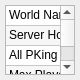
The window that ui/widgets/ruleswidget.ui (StarixWoS/ReMix) describes before a commit, drawn with Qt 5.
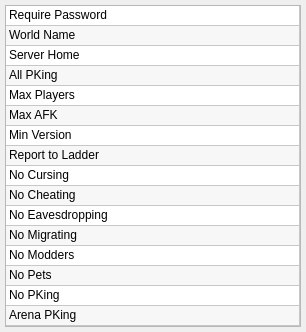
The same window after the commit.

The edit to the form file:
```diff
--- a/ui/widgets/ruleswidget.ui
+++ b/ui/widgets/ruleswidget.ui
@@ -6,8 +6,8 @@
    <rect>
     <x>0</x>
     <y>0</y>
-    <width>80</width>
-    <height>80</height>
+    <width>306</width>
+    <height>332</height>
    </rect>
   </property>
   <property name="windowTitle">
@@ -70,6 +70,14 @@
      <attribute name="verticalHeaderMinimumSectionSize">
       <number>20</number>
      </attribute>
+     <attribute name="verticalHeaderDefaultSectionSize">
+      <number>20</number>
+     </attribute>
+     <row>
+      <property name="text">
+       <string>0</string>
+      </property>
+     </row>
      <row>
       <property name="text">
        <string>1</string>
@@ -80,11 +88,6 @@
        <string>2</string>
       </property>
      </row>
-     <row>
-      <property name="text">
-       <string>12</string>
-      </property>
-     </row>
      <row>
       <property name="text">
        <string>3</string>
@@ -115,16 +118,6 @@
        <string>8</string>
       </property>
      </row>
-     <row>
-      <property name="text">
-       <string>15</string>
-      </property>
-     </row>
-     <row>
-      <property name="text">
-       <string>14</string>
-      </property>
-     </row>
      <row>
       <property name="text">
        <string>9</string>
@@ -135,16 +128,31 @@
        <string>10</string>
       </property>
      </row>
-     <row>
-      <property name="text">
-       <string>13</string>
-      </property>
-     </row>
      <row>
       <property name="text">
        <string>11</string>
       </property>
      </row>
+     <row>
+      <property name="text">
+       <string>12</string>
+      </property>
+     </row>
+     <row>
+      <property name="text">
+       <string>13</string>
+      </property>
+     </row>
+     <row>
+      <property name="text">
+       <string>14</string>
+      </property>
+     </row>
+     <row>
+      <property name="text">
+       <string>15</string>
+      </property>
+     </row>
      <column>
       <property name="text">
        <string>Settings</string>
@@ -152,6 +160,14 @@
      </column>
      <item row="0" column="0">
       <property name="text">
+       <string>Require Password</string>
+      </property>
+      <property name="checkState">
+       <enum>Unchecked</enum>
+      </property>
+     </item>
+     <item row="1" column="0">
+      <property name="text">
        <string>World Name</string>
       </property>
       <property name="toolTip">
@@ -161,7 +177,7 @@
        <enum>Unchecked</enum>
       </property>
      </item>
-     <item row="1" column="0">
+     <item row="2" column="0">
       <property name="text">
        <string>Server Home</string>
       </property>
@@ -172,7 +188,7 @@
        <enum>Unchecked</enum>
       </property>
      </item>
-     <item row="2" column="0">
+     <item row="3" column="0">
       <property name="text">
        <string>All PKing</string>
       </property>
@@ -183,7 +199,7 @@
        <enum>Unchecked</enum>
       </property>
      </item>
-     <item row="3" column="0">
+     <item row="4" column="0">
       <property name="text">
        <string>Max Players</string>
       </property>
@@ -194,7 +210,7 @@
        <enum>Unchecked</enum>
       </property>
      </item>
-     <item row="4" column="0">
+     <item row="5" column="0">
       <property name="text">
        <string>Max AFK</string>
       </property>
@@ -205,7 +221,7 @@
        <enum>Unchecked</enum>
       </property>
      </item>
-     <item row="5" column="0">
+     <item row="6" column="0">
       <property name="text">
        <string>Min Version</string>
       </property>
@@ -216,7 +232,7 @@
        <enum>Unchecked</enum>
       </property>
      </item>
-     <item row="6" column="0">
+     <item row="7" column="0">
       <property name="text">
        <string>Report to Ladder</string>
       </property>
@@ -227,7 +243,7 @@
        <enum>Unchecked</enum>
       </property>
      </item>
-     <item row="7" column="0">
+     <item row="8" column="0">
       <property name="text">
        <string>No Cursing</string>
       </property>
@@ -238,7 +254,7 @@
        <enum>Unchecked</enum>
       </property>
      </item>
-     <item row="8" column="0">
+     <item row="9" column="0">
       <property name="text">
        <string>No Cheating</string>
       </property>
@@ -249,7 +265,7 @@
        <enum>Unchecked</enum>
       </property>
      </item>
-     <item row="9" column="0">
+     <item row="10" column="0">
       <property name="text">
        <string>No Eavesdropping</string>
       </property>
@@ -260,7 +276,7 @@
        <enum>Unchecked</enum>
       </property>
      </item>
-     <item row="10" column="0">
+     <item row="11" column="0">
       <property name="text">
        <string>No Migrating</string>
       </property>
@@ -271,7 +287,7 @@
        <enum>Unchecked</enum>
       </property>
      </item>
-     <item row="11" column="0">
+     <item row="12" column="0">
       <property name="text">
        <string>No Modders</string>
       </property>
@@ -282,7 +298,7 @@
        <enum>Unchecked</enum>
       </property>
      </item>
-     <item row="12" column="0">
+     <item row="13" column="0">
       <property name="text">
        <string>No Pets</string>
       </property>
@@ -293,7 +309,7 @@
        <enum>Unchecked</enum>
       </property>
      </item>
-     <item row="13" column="0">
+     <item row="14" column="0">
       <property name="text">
        <string>No PKing</string>
       </property>
@@ -304,7 +320,7 @@
        <enum>Unchecked</enum>
       </property>
      </item>
-     <item row="14" column="0">
+     <item row="15" column="0">
       <property name="text">
        <string>Arena PKing</string>
       </property>
```
Left out of the diff: 3 changed lines with no effect on the pictures.
